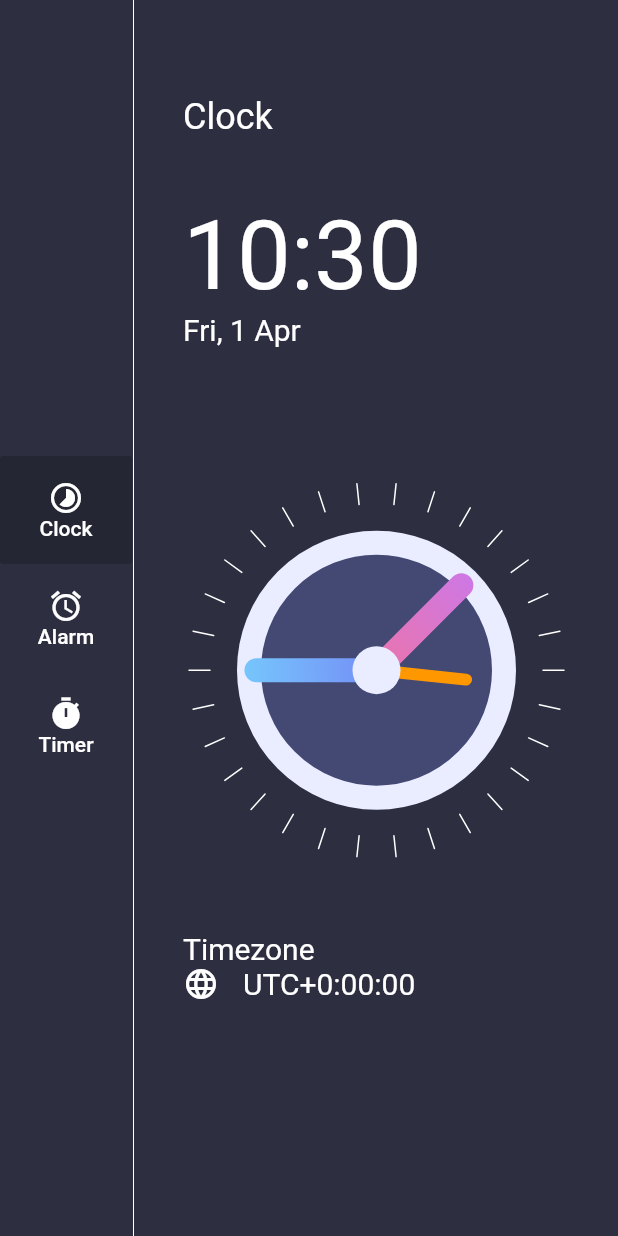
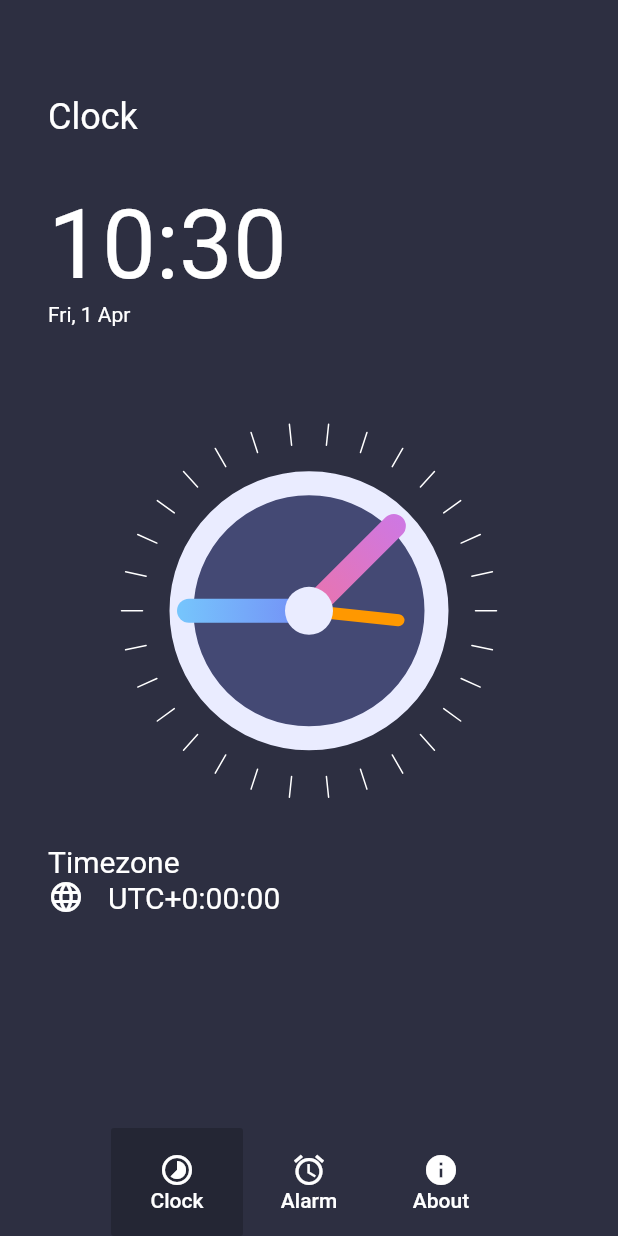
Before and after one commit to iamageo/flutter_samples, a Flutter app: the HomepageView screen opened directly, on a phone screen of 412 x 824 dp. Run offline on Flutter 3.47's test engine with Material 2 defaults, Android fonts, the light colour scheme and no system bars; our stand-ins replace carousel_slider, dotted_border, flutter_local_notifications, flutter_svg, get, html_unescape and 1 more; missing offline and left inert: http_interceptor; accounts and stored records are empty.

Commit message:
change layout structure

```diff
--- a/clock/lib/data.dart
+++ b/clock/lib/data.dart
@@ -1,5 +1,3 @@
-import 'package:clock/constants/constants.dart';
-import 'package:clock/providers/alarm_info.dart';
 import 'package:clock/providers/enums.dart';
 import 'package:clock/providers/menu_info.dart';
 import 'package:flutter/material.dart';
@@ -7,5 +5,5 @@ import 'package:flutter/material.dart';
 List<MenuInfo> listMenu = [
   MenuInfo(MenuType.clock, title: "Clock", icon: Icons.timelapse),
   MenuInfo(MenuType.alarm, title: "Alarm", icon: Icons.alarm),
-  MenuInfo(MenuType.timer, title: "Timer", icon: Icons.timer),
+  MenuInfo(MenuType.timer, title: "About", icon: Icons.info),
 ];
--- a/clock/lib/homepage.view.dart
+++ b/clock/lib/homepage.view.dart
@@ -1,6 +1,7 @@
 import 'package:clock/constants/constants.dart';
 import 'package:clock/providers/enums.dart';
 import 'package:clock/providers/menu_info.dart';
+import 'package:clock/view/about.view.dart';
 import 'package:clock/view/alarm.view.dart';
 import 'package:clock/view/clockpage.view.dart';
 import 'package:flutter/cupertino.dart';
@@ -21,40 +22,27 @@ class _HomepageViewState extends State<HomepageView> {
   Widget build(BuildContext context) {
     return Scaffold(
         backgroundColor: const Color(0xFF2D2F41),
-        body: Row(
+        body: Column(
           children: [
-            Column(
-              mainAxisAlignment: MainAxisAlignment.center,
-              children: listMenu
-                  .map((currentMenuItem) => buildMenuButton(currentMenuItem))
-                  .toList(),
-            ),
-            const VerticalDivider(
-              color: Colors.white,
-              width: 2,
-            ),
+
             Expanded(
               child: Consumer<MenuInfo>(builder:
                   (BuildContext context, MenuInfo value, Widget? child) {
                 if (value.menuType == MenuType.clock) {
                   return ClockPage();
                 } else if (value.menuType == MenuType.alarm) {
-                  return const AlarmPage();
+                  return AlarmPage();
                 } else {
-                  return RichText(
-                    text: TextSpan(
-                      style: const TextStyle(fontSize: 20),
-                      children:  <TextSpan>[
-                        const TextSpan(text: 'Upcoming Tutorial\n'),
-                        TextSpan(
-                          text: value.title,
-                          style: TextStyle(fontSize: 48),
-                        ),
-                      ],
-                    ),
-                  );
+                  return const AboutView();
                 }
               }),
+            ),
+
+            Row(
+              mainAxisAlignment: MainAxisAlignment.center,
+              children: listMenu
+                  .map((currentMenuItem) => buildMenuButton(currentMenuItem))
+                  .toList(),
             ),
           ],
         ));
--- a/clock/lib/main.dart
+++ b/clock/lib/main.dart
@@ -10,7 +10,7 @@ final FlutterLocalNotificationsPlugin flutterLocalNotificationsPlugin = FlutterL
 void main() async {
   WidgetsFlutterBinding.ensureInitialized();
 
-  var initialSettingsAndroid = AndroidInitializationSettings('launch_background');
+  var initialSettingsAndroid = const AndroidInitializationSettings('launch_background');
   var initialSettingsIOS = IOSInitializationSettings(
     requestAlertPermission: true,
     requestBadgePermission: true,
@@ -20,8 +20,9 @@ void main() async {
   var initialSettings = InitializationSettings(initialSettingsAndroid, initialSettingsIOS);
 
   await flutterLocalNotificationsPlugin.initialize(initialSettings, onSelectNotification: (String payload) async {
-    if(payload != null)
+    if(payload != null) {
       debugPrint("Notification payload" + payload);
+    }
   });
 
   runApp(const MyApp());
--- a/clock/lib/providers/alarm_info.dart
+++ b/clock/lib/providers/alarm_info.dart
@@ -2,14 +2,13 @@ class AlarmInfo {
   int id;
   String title;
   DateTime alarmDateTime;
-  bool isPending;
+  bool? isPending;
   int gradientColorIndex;
 
   AlarmInfo(
       {required this.id,
       required this.title,
-      required this.alarmDateTime,
-      required this.isPending,
+      required this.alarmDateTime, this.isPending,
       required this.gradientColorIndex});
 
   factory AlarmInfo.fromMap(Map<String, dynamic> json) => AlarmInfo(
--- a/clock/lib/view/clockpage.view.dart
+++ b/clock/lib/view/clockpage.view.dart
@@ -38,7 +38,7 @@ class _ClockPageState extends State<ClockPage> {
                 Text(formatedTime,
                     style: const TextStyle(color: Colors.white, fontSize: 64)),
                 Text(formatedDate,
-                    style: const TextStyle(color: Colors.white, fontSize: 20)),
+                    style: const TextStyle(color: Colors.white, fontSize: 14)),
               ],
             ),
           ),
```
Also changed, not shown: clock/lib/alarm_helper.dart (+16 -20 lines), clock/lib/view/about.view.dart (added, +40 -0 lines), clock/lib/view/alarm.view.dart (+41 -42 lines), heroes/lib/ui/dashboard/dashboard.view.dart (+6 -10 lines).
